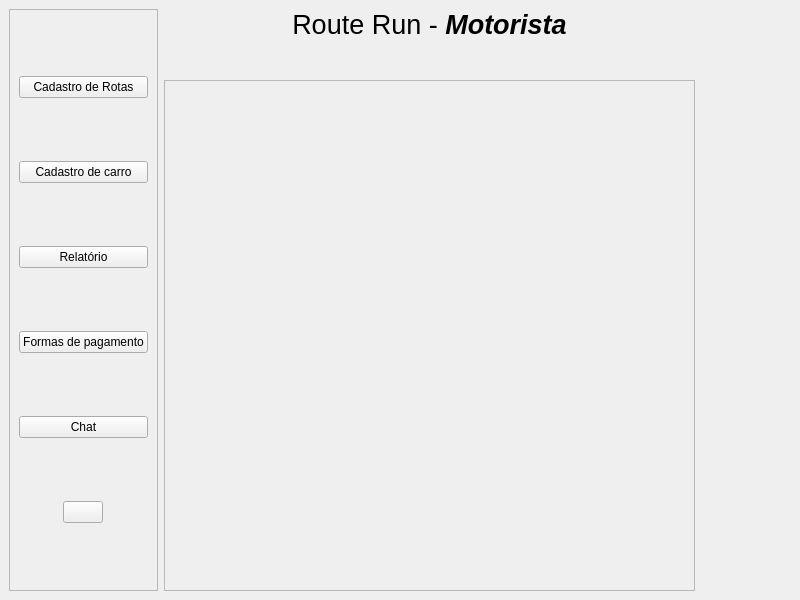
Old version of the form Cliente/ui/principal_motorista.ui in the repository Liedsonfsa/Route-Run.
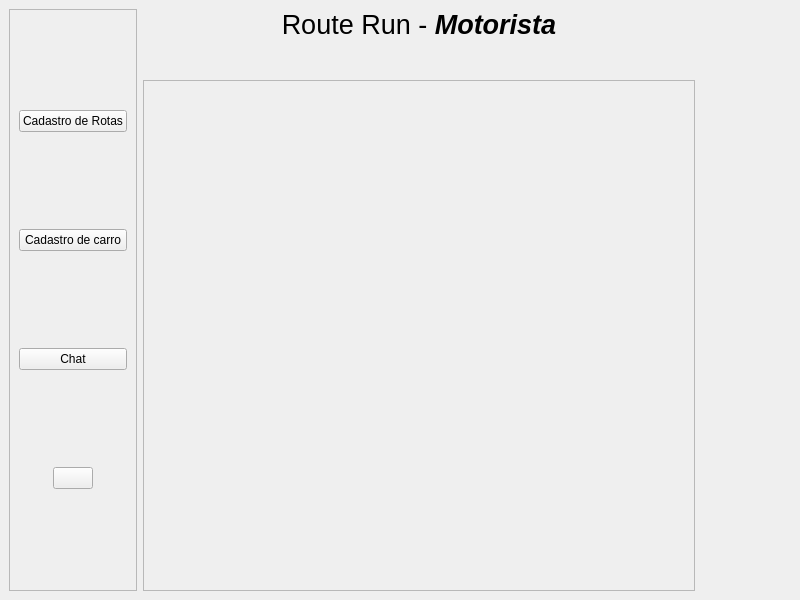
New version of the form. Icons and pictures are not drawn.

```diff
--- a/Cliente/ui/principal_motorista.ui
+++ b/Cliente/ui/principal_motorista.ui
@@ -52,34 +52,6 @@
          </property>
         </widget>
        </item>
-       <item>
-        <widget class="QPushButton" name="b_relatorio">
-         <property name="cursor">
-          <cursorShape>PointingHandCursor</cursorShape>
-         </property>
-         <property name="text">
-          <string>Relatório</string>
-         </property>
-         <property name="icon">
-          <iconset>
-           <normaloff>../Icons/feather/trending-up.svg</normaloff>../Icons/feather/trending-up.svg</iconset>
-         </property>
-        </widget>
-       </item>
-       <item>
-        <widget class="QPushButton" name="b_pagamento">
-         <property name="cursor">
-          <cursorShape>PointingHandCursor</cursorShape>
-         </property>
-         <property name="text">
-          <string>Formas de pagamento</string>
-         </property>
-         <property name="icon">
-          <iconset>
-           <normaloff>../Icons/feather/smartphone.svg</normaloff>../Icons/feather/smartphone.svg</iconset>
-         </property>
-        </widget>
-       </item>
        <item>
         <widget class="QPushButton" name="b_chat">
          <property name="cursor">
@@ -211,7 +183,7 @@
            <rect>
             <x>0</x>
             <y>0</y>
-            <width>510</width>
+            <width>534</width>
             <height>494</height>
            </rect>
           </property>
```
